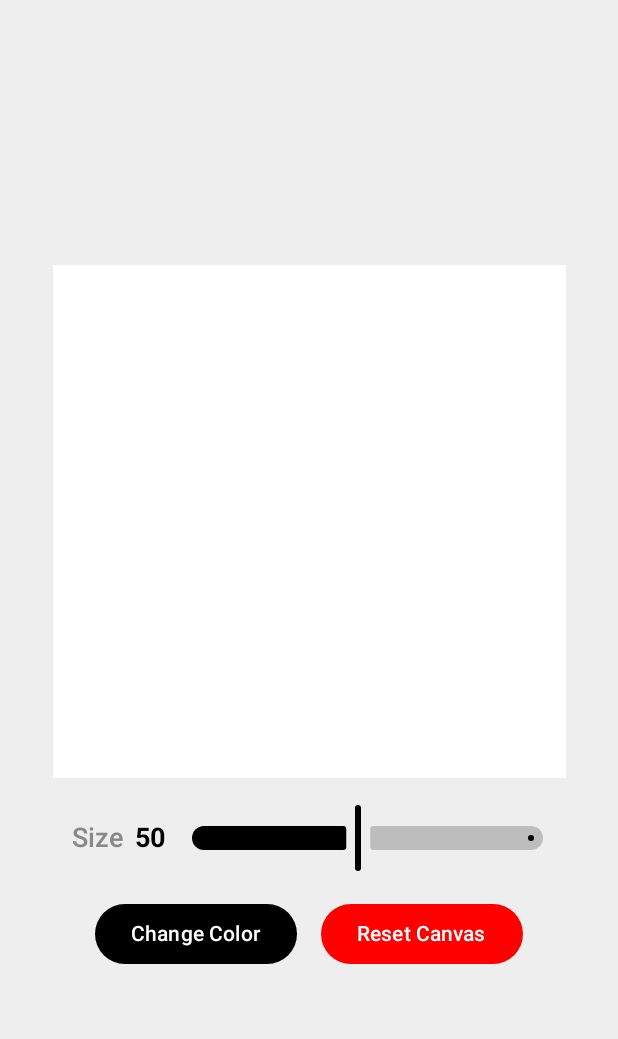
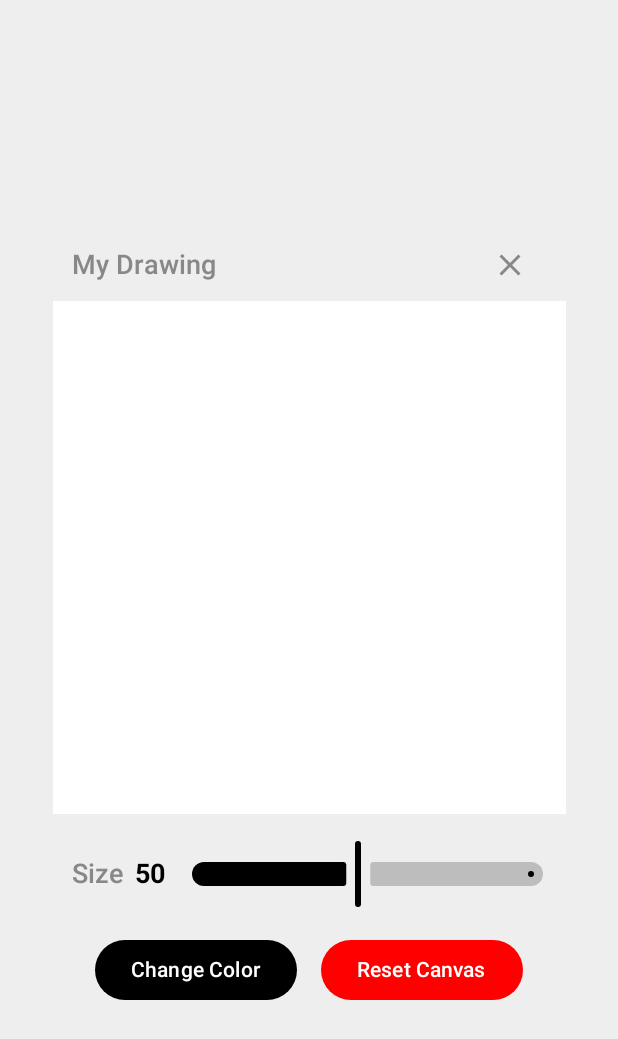
Before and after one commit to landonwest815/Inkdroid, an Android app built with Jetpack Compose: the DrawScreen screen opened through its navigation route, on a phone screen of 412 x 824 dp. Shown: the top 1039 px of the screen. Run offline under Robolectric (Android 15) with nearby library versions, the phone set to English and light mode, and no system bars.

Commit message:
Even more UI Refinement

```diff
--- a/app/src/main/java/com/example/drawingappall/MainActivity.kt
+++ b/app/src/main/java/com/example/drawingappall/MainActivity.kt
@@ -15,8 +15,12 @@ import androidx.compose.foundation.layout.fillMaxWidth
 import androidx.compose.foundation.layout.height
 import androidx.compose.foundation.layout.padding
 import androidx.compose.foundation.layout.width
+import androidx.compose.material.icons.Icons
+import androidx.compose.material.icons.filled.Close
 import androidx.compose.material3.Button
 import androidx.compose.material3.ButtonDefaults
+import androidx.compose.material3.Icon
+import androidx.compose.material3.IconButton
 import androidx.compose.material3.MaterialTheme
 import androidx.compose.material3.Scaffold
 import androidx.compose.material3.Slider
@@ -30,11 +34,13 @@ import androidx.compose.ui.Modifier
 import androidx.compose.ui.graphics.Color
 import androidx.compose.ui.input.pointer.pointerInput
 import androidx.compose.ui.text.font.FontWeight
+import androidx.compose.ui.text.style.TextAlign
 import androidx.compose.ui.tooling.preview.Preview
 import androidx.compose.ui.unit.dp
 import androidx.compose.ui.unit.sp
 import androidx.compose.ui.viewinterop.AndroidView
 import androidx.lifecycle.viewmodel.compose.viewModel
+import androidx.navigation.NavController
 import androidx.navigation.compose.NavHost
 import androidx.navigation.compose.composable
 import androidx.navigation.compose.rememberNavController
@@ -70,7 +76,7 @@ fun App() {
                     ClickScreen { navController.navigate("draw") }
                 }
                 composable("draw") {
-                    DrawScreen()
+                    DrawScreen(navController = navController) // Pass navController
                 }
             }
         }
@@ -91,25 +97,42 @@ fun ClickScreen(onNavigateToDraw: () -> Unit) {
             Text(
                 text = "Welcome to our\ndrawing app!",
                 style = MaterialTheme.typography.headlineMedium,
-                textAlign = androidx.compose.ui.text.style.TextAlign.Center,
+                textAlign = TextAlign.Center,
                 color = Color.Black,
+                fontSize = 35.sp,
+                fontWeight = FontWeight.Bold,
                 modifier = Modifier
                     .fillMaxWidth()
                     .padding(bottom = 16.dp)
             )
+
+            Text(
+                text = "Landon Evans\nAndy Chadwick\nLandon West",
+                style = MaterialTheme.typography.headlineMedium,
+                textAlign = TextAlign.Center,
+                color = Color.Gray,
+                fontSize = 15.sp,
+                fontWeight = FontWeight.SemiBold,
+                modifier = Modifier
+                    .fillMaxWidth()
+                    .padding(bottom = 16.dp)
+            )
+
+            Spacer(modifier = Modifier.height(50.dp))
+
             Button(onClick = onNavigateToDraw) {
-                Text("Go to Draw Screen")
+                Text("Let's Draw")
             }
         }
     }
 }
 
 @Composable
-fun DrawScreen(viewModel: DrawingViewModel = viewModel()) {
+fun DrawScreen(viewModel: DrawingViewModel = viewModel(), navController: NavController) {
     val bitmap by viewModel.bitmap.collectAsState()
     val strokeColor by viewModel.color.collectAsState()
     val circleSize by viewModel.circleSize.collectAsState()
-
+    val color by viewModel.color.collectAsState() // ✅ Observe the color
 
     Column(
         modifier = Modifier
@@ -120,6 +143,31 @@ fun DrawScreen(viewModel: DrawingViewModel = viewModel()) {
     ) {
 
         Spacer(modifier = Modifier.weight(1f))
+
+        Row(
+            modifier = Modifier
+                .padding(horizontal = 32.dp),
+            verticalAlignment = Alignment.CenterVertically
+        ) {
+            Text(
+                "My Drawing",
+                color = Color.Gray,
+                fontSize = 18.sp,
+                fontWeight = FontWeight.SemiBold
+            )
+
+            Spacer(modifier = Modifier.weight(1f))
+
+            IconButton(
+                onClick = { navController.popBackStack() }
+            ) {
+                Icon(
+                    imageVector = Icons.Default.Close,
+                    contentDescription = "Close",
+                    tint = Color.Gray
+                )
+            }
+        }
 
         // ✅ A Box ensures the Canvas takes available space while staying square
         Box(
@@ -187,8 +235,8 @@ fun DrawScreen(viewModel: DrawingViewModel = viewModel()) {
                 valueRange = 5f..100f,
                 modifier = Modifier.fillMaxWidth(),
                 colors = SliderDefaults.colors(
-                    thumbColor = Color.Black,
-                    activeTrackColor = Color.Black,
+                    thumbColor = color,
+                    activeTrackColor = color,
                     inactiveTrackColor = Color(0xFFBDBDBD)
                 )
             )
@@ -201,8 +249,6 @@ fun DrawScreen(viewModel: DrawingViewModel = viewModel()) {
                 .padding(horizontal = 32.dp),
             verticalAlignment = Alignment.CenterVertically
         ) {
-
-            val color by viewModel.color.collectAsState() // ✅ Observe the color
 
             Button(
                 onClick = { viewModel.pickColor() },
@@ -227,8 +273,22 @@ fun DrawScreen(viewModel: DrawingViewModel = viewModel()) {
     }
 }
 
+//@Preview(showBackground = true)
+//@Composable
+//fun AppPreview() {
+//    ClickScreen(
+//        onNavigateToDraw = {}
+//    )
+//}
+
 @Preview(showBackground = true)
 @Composable
 fun AppPreview() {
-    DrawScreen()
+    val navController = rememberNavController() // Mock NavController
+    val viewModel: DrawingViewModel = viewModel() // Default ViewModel instance
+
+    DrawScreen(
+        viewModel = viewModel,
+        navController = navController
+    )
 }
```
